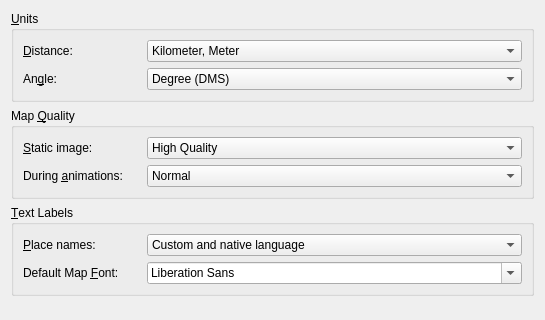
KDE/marble, file src/lib/MarbleViewSettingsWidget.ui: the form before one commit; both pictures show x 0 to 545 and y 0 to 320 of the 545 by 472 pixel window.
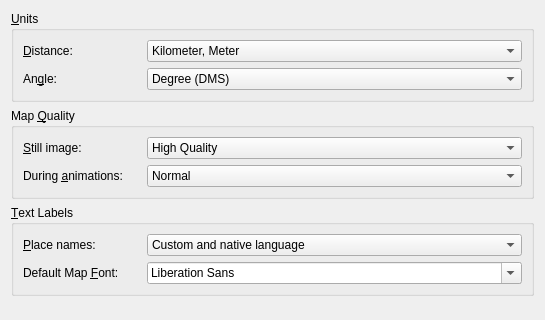
The form after the commit.

Commit message:
* src/lib/MarbleWidget.{cpp,h}:     * src/lib/MarbleViewSettingsWidget.ui:     * src/marble.kcfg:     * src/marble_part.cpp:
    - Enabling Quality Settings in the KDE Marble settings
    dialog.

Diff of the .ui file:
```diff
--- a/src/lib/MarbleViewSettingsWidget.ui
+++ b/src/lib/MarbleViewSettingsWidget.ui
@@ -132,7 +132,7 @@
          </size>
         </property>
         <property name="text" >
-         <string>&amp;Static image:</string>
+         <string>&amp;Still image:</string>
         </property>
         <property name="buddy" >
          <cstring>kcfg_mapQuality</cstring>
```
Left out of the diff: 6 changed lines with no effect on the pictures. The commit also changes 5 other files.
